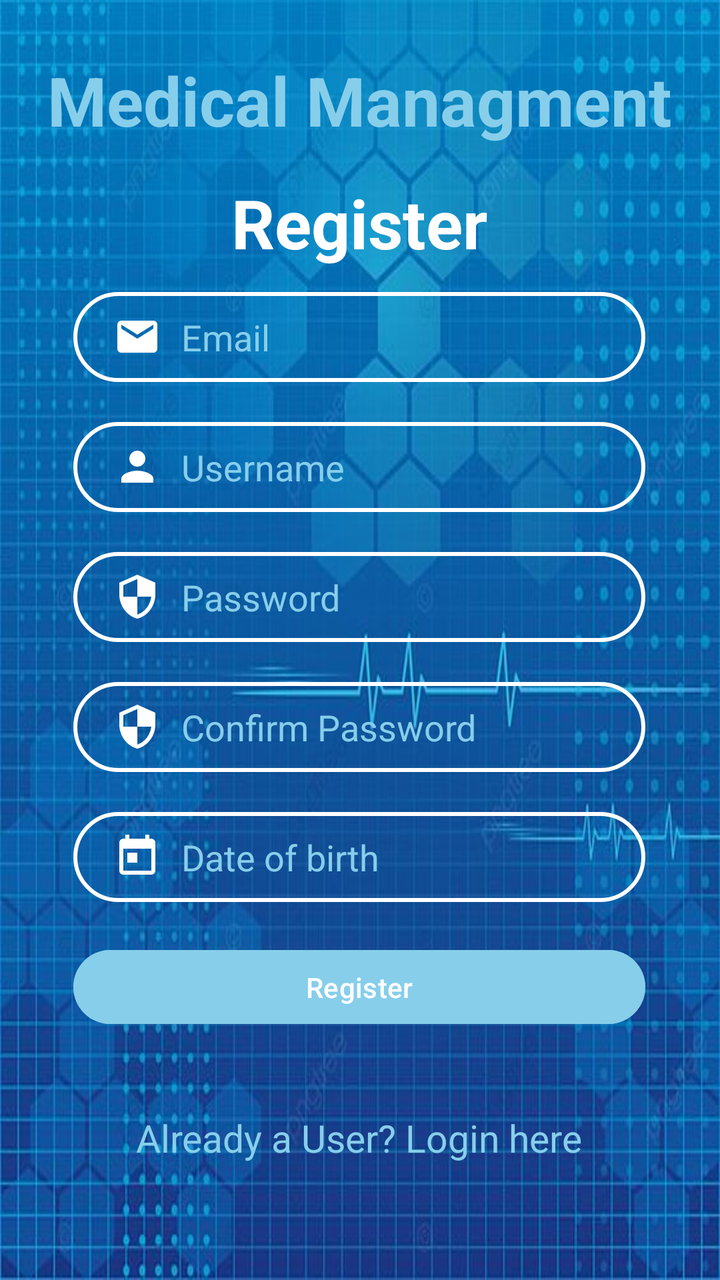
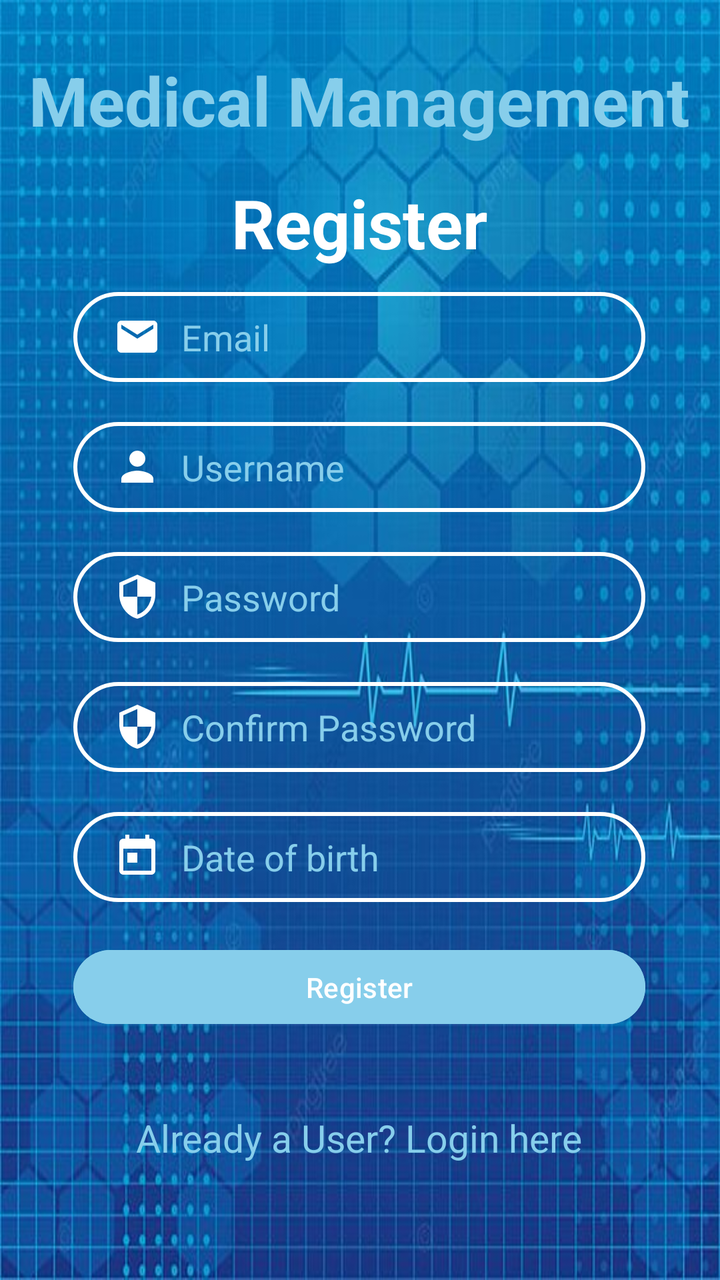

Two renders of the same Android screen: before a commit and after it. Below are the layout's source before the change and the commit's diff.
<!-- AndroidManifest.xml: application theme Theme.MyApplication -->
<!-- res/layout/activity_register.xml -->
<?xml version="1.0" encoding="utf-8"?>
<androidx.constraintlayout.widget.ConstraintLayout xmlns:android="http://schemas.android.com/apk/res/android"
    xmlns:app="http://schemas.android.com/apk/res-auto"
    xmlns:tools="http://schemas.android.com/tools"
    android:id="@+id/main"
    android:layout_width="match_parent"
    android:layout_height="match_parent"
    android:background="@drawable/back1"
    tools:context=".RegisterActivity">

    <TextView
        android:id="@+id/textView"
        android:layout_width="wrap_content"
        android:layout_height="wrap_content"
        android:text="Medical Managment"
        android:textColor="@color/skyblue"
        android:textSize="34sp"
        android:textStyle="bold"
        app:layout_constraintBottom_toBottomOf="parent"
        app:layout_constraintEnd_toEndOf="parent"
        app:layout_constraintHorizontal_bias="0.494"
        app:layout_constraintStart_toStartOf="parent"
        app:layout_constraintTop_toTopOf="parent"
        app:layout_constraintVertical_bias="0.046" />

    <TextView
        android:id="@+id/textView2"
        android:layout_width="wrap_content"
        android:layout_height="wrap_content"
        android:layout_marginTop="16dp"
        android:text="Register"
        android:textColor="@color/white"
        android:textSize="34sp"
        android:textStyle="bold"
        app:layout_constraintEnd_toEndOf="parent"
        app:layout_constraintHorizontal_bias="0.498"
        app:layout_constraintStart_toStartOf="parent"
        app:layout_constraintTop_toBottomOf="@+id/textView" />

    <EditText
        android:id="@+id/editTextEmail"
        android:layout_width="286dp"
        android:layout_height="45dp"
        android:layout_marginTop="12dp"
        android:background="@drawable/input_bg"
        android:drawableLeft="@drawable/ic_baseline_email_24"
        android:drawablePadding="10dp"
        android:ems="10"
        android:hint="Email"
        android:inputType="textEmailAddress"
        android:paddingLeft="20dp"
        android:paddingTop="10dp"
        android:paddingRight="10dp"
        android:paddingBottom="10dp"
        android:textColor="@color/white"
        android:textColorHint="@color/skyblue"
        app:layout_constraintEnd_toEndOf="parent"
        app:layout_constraintHorizontal_bias="0.496"
        app:layout_constraintStart_toStartOf="parent"
        app:layout_constraintTop_toBottomOf="@+id/textView2" />

    <EditText
        android:id="@+id/editTextRegUser"
        android:layout_width="286dp"
        android:layout_height="45dp"
        android:layout_marginTop="20dp"
        android:background="@drawable/input_bg"
        android:drawableLeft="@drawable/ic_baseline_person_24"
        android:drawablePadding="10dp"
        android:ems="10"
        android:hint="Username"
        android:inputType="text"
        android:paddingLeft="20dp"
        android:paddingTop="10dp"
        android:paddingRight="10dp"
        android:paddingBottom="10dp"
        android:textColor="@color/white"
        android:textColorHint="@color/skyblue"
        app:layout_constraintEnd_toEndOf="parent"
        app:layout_constraintHorizontal_bias="0.496"
        app:layout_constraintStart_toStartOf="parent"
        app:layout_constraintTop_toBottomOf="@+id/editTextEmail" />

    <EditText
        android:id="@+id/editTextRegPass"
        android:layout_width="286dp"
        android:layout_height="45dp"
        android:layout_marginTop="20dp"
        android:background="@drawable/input_bg"
        android:drawableLeft="@drawable/ic_baseline_security_24"
        android:drawablePadding="10dp"
        android:ems="10"
        android:hint="Password"
        android:inputType="textPassword"
        android:paddingLeft="20dp"
        android:paddingTop="10dp"
        android:paddingRight="10dp"
        android:paddingBottom="10dp"
        android:textColor="@color/white"
        android:textColorHint="@color/skyblue"
        app:layout_constraintEnd_toEndOf="parent"
        app:layout_constraintHorizontal_bias="0.496"
        app:layout_constraintStart_toStartOf="parent"
        app:layout_constraintTop_toBottomOf="@+id/editTextRegUser" />

    <EditText
        android:id="@+id/editTextDate"
        android:layout_width="286dp"
        android:layout_height="45dp"
        android:layout_marginTop="20dp"
        android:background="@drawable/input_bg"
        android:drawableLeft="@drawable/calendar"
        android:drawablePadding="10dp"
        android:drawableTint="@color/white"
        android:ems="10"
        android:hint="Date of birth"
        android:inputType="date"
        android:paddingLeft="20dp"
        android:paddingTop="10dp"
        android:paddingRight="10dp"
        android:paddingBottom="10dp"
        android:textColor="@color/white"
        android:textColorHint="@color/skyblue"
        app:layout_constraintEnd_toEndOf="parent"
        app:layout_constraintHorizontal_bias="0.496"
        app:layout_constraintStart_toStartOf="parent"
        app:layout_constraintTop_toBottomOf="@+id/editTextRegConfirm" />

    <Button
        android:id="@+id/buttonRegUser"
        android:layout_width="286dp"
        android:layout_height="45dp"
        android:layout_marginTop="20dp"
        android:backgroundTint="@color/skyblue"
        android:text="Register"
        app:layout_constraintEnd_toEndOf="parent"
        app:layout_constraintHorizontal_bias="0.496"
        app:layout_constraintStart_toStartOf="parent"
        app:layout_constraintTop_toBottomOf="@+id/editTextDate" />

    <TextView
        android:id="@+id/textViewUser"
        android:layout_width="wrap_content"
        android:layout_height="wrap_content"
        android:layout_marginTop="40dp"
        android:text="Already a User? Login here"
        android:textColor="@color/skyblue"
        android:textSize="19sp"
        app:layout_constraintEnd_toEndOf="parent"
        app:layout_constraintHorizontal_bias="0.497"
        app:layout_constraintStart_toStartOf="parent"
        app:layout_constraintTop_toBottomOf="@+id/buttonRegUser" />

    <EditText
        android:id="@+id/editTextRegConfirm"
        android:layout_width="286dp"
        android:layout_height="45dp"
        android:layout_marginTop="20dp"
        android:background="@drawable/input_bg"
        android:drawableLeft="@drawable/ic_baseline_security_24"
        android:drawablePadding="10dp"
        android:ems="10"
        android:hint="Confirm Password"
        android:inputType="textPassword"
        android:paddingLeft="20dp"
        android:paddingTop="10dp"
        android:paddingRight="10dp"
        android:paddingBottom="10dp"
        android:textColor="@color/white"
        android:textColorHint="@color/skyblue"
        app:layout_constraintEnd_toEndOf="parent"
        app:layout_constraintHorizontal_bias="0.496"
        app:layout_constraintStart_toStartOf="parent"
        app:layout_constraintTop_toBottomOf="@+id/editTextRegPass" />
</androidx.constraintlayout.widget.ConstraintLayout>
<!-- resources referenced by this layout -->
<resources>
  <color name="skyblue">#87CEEB</color>
  <color name="white">#FFFFFFFF</color>
  <!-- drawable back1: jpg bitmap (drawable, 51371 bytes) -->
  <!-- drawable calendar (drawable) -->
  <vector android:height="24dp" android:tint="#1131E6"
      android:viewportHeight="24.0" android:viewportWidth="24.0"
      android:width="24dp" xmlns:android="http://schemas.android.com/apk/res/android">
  
      <path android:fillColor="#FF000000" android:pathData="M19,3h-1L18,1h-2v2L8,3L8,1L6,1v2L5,3c-1.11,0 -1.99,0.9 -1.99,2L3,19c0,1.1 0.89,2 2,2h14c1.1,0 2,-0.9 2,-2L21,5c0,-1.1 -0.9,-2 -2,-2zM19,19L5,19L5,8h14v11zM7,10h5v5L7,15z"/>
  </vector>
  <!-- drawable ic_baseline_email_24 (drawable) -->
  <vector android:height="24dp" android:tint="#FFFFFF"
      android:viewportHeight="24" android:viewportWidth="24"
      android:width="24dp" xmlns:android="http://schemas.android.com/apk/res/android">
      <path android:fillColor="@android:color/white" android:pathData="M20,4L4,4c-1.1,0 -1.99,0.9 -1.99,2L2,18c0,1.1 0.9,2 2,2h16c1.1,0 2,-0.9 2,-2L22,6c0,-1.1 -0.9,-2 -2,-2zM20,8l-8,5 -8,-5L4,6l8,5 8,-5v2z"/>
  </vector>
  <!-- drawable ic_baseline_person_24 (drawable) -->
  <vector android:height="24dp" android:tint="#FFFFFF"
      android:viewportHeight="24" android:viewportWidth="24"
      android:width="24dp" xmlns:android="http://schemas.android.com/apk/res/android">
      <path android:fillColor="@android:color/white" android:pathData="M12,12c2.21,0 4,-1.79 4,-4s-1.79,-4 -4,-4 -4,1.79 -4,4 1.79,4 4,4zM12,14c-2.67,0 -8,1.34 -8,4v2h16v-2c0,-2.66 -5.33,-4 -8,-4z"/>
  </vector>
  <!-- drawable ic_baseline_security_24 (drawable) -->
  <vector android:height="24dp" android:tint="#FFFFFF"
      android:viewportHeight="24" android:viewportWidth="24"
      android:width="24dp" xmlns:android="http://schemas.android.com/apk/res/android">
      <path android:fillColor="@android:color/white" android:pathData="M12,1L3,5v6c0,5.55 3.84,10.74 9,12 5.16,-1.26 9,-6.45 9,-12L21,5l-9,-4zM12,11.99h7c-0.53,4.12 -3.28,7.79 -7,8.94L12,12L5,12L5,6.3l7,-3.11v8.8z"/>
  </vector>
  <!-- drawable input_bg (drawable) -->
  <?xml version="1.0" encoding="utf-8"?>
  <shape xmlns:android="http://schemas.android.com/apk/res/android">
      <stroke android:color="@color/white" android:width="2dp"/>
      <corners android:radius="70dp" />
  </shape>
  <style name="Theme.MyApplication" parent="Base.Theme.MyApplication" />
  <style name="Base.Theme.MyApplication" parent="Theme.Material3.DayNight.NoActionBar">
          
          
      </style>
</resources>

<!-- the commit's change to res/layout/activity_register.xml (unified diff, before → after) -->
@@ -12,7 +12,7 @@
         android:id="@+id/textView"
         android:layout_width="wrap_content"
         android:layout_height="wrap_content"
-        android:text="Medical Managment"
+        android:text="Medical Management"
         android:textColor="@color/skyblue"
         android:textSize="34sp"
         android:textStyle="bold"
